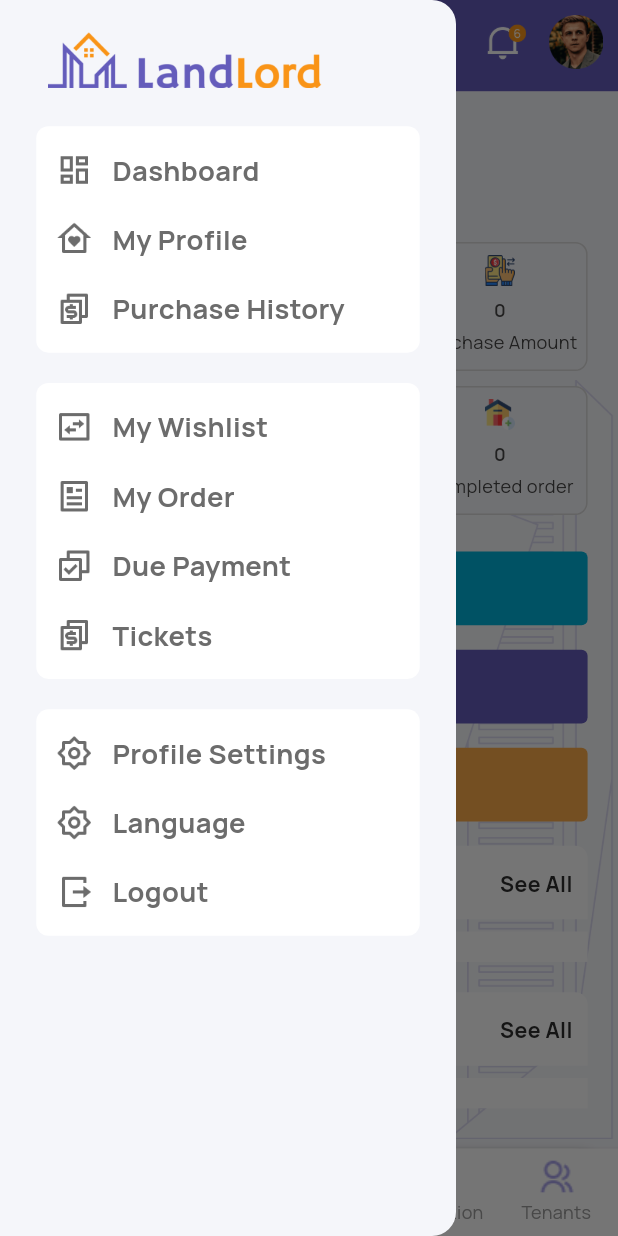
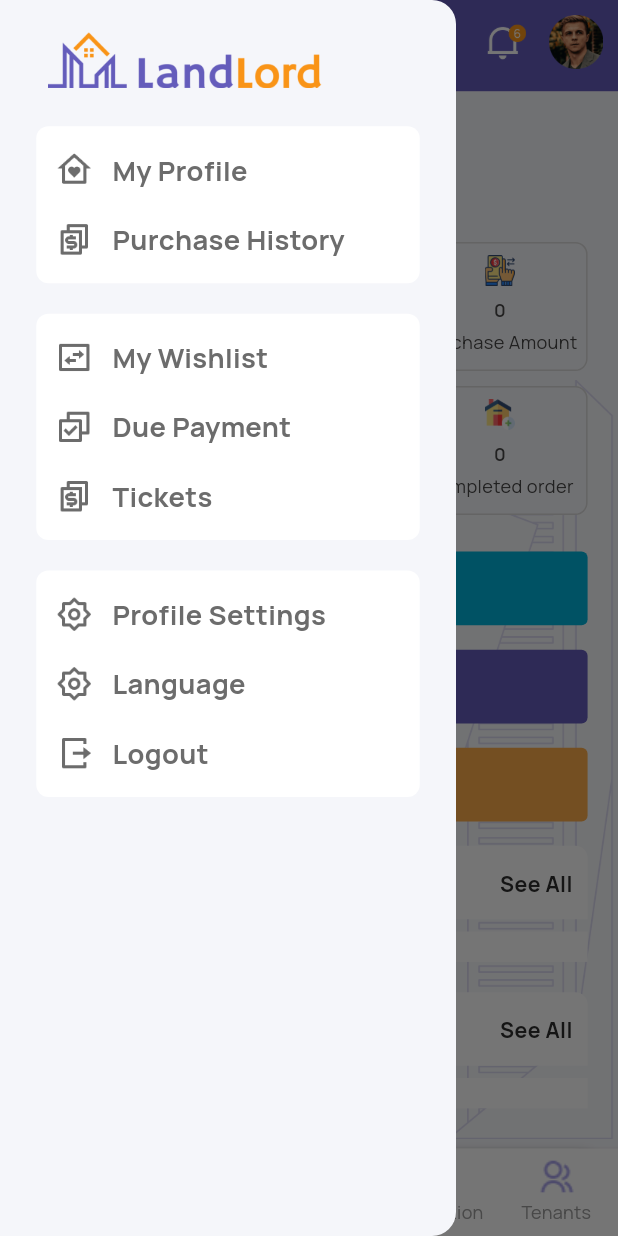
Before and after one commit to rd-seto/kelolarumah, a Flutter app: the CustomBottomNavBar screen opened directly, with the side drawer open, on a phone screen of 412 x 824 dp. Run offline on Flutter 3.47's test engine with Material 3 defaults, Android fonts, the phone set to English and light mode, and no system bars; drawn by our look-alikes of flutter_easyloading; our stand-ins replace cached_network_image, cloud_firestore, device_info_plus, dio, dotted_border, easy_localization and 20 more; missing offline and left inert: tf_dio_cache; accounts and stored records are empty.

Commit message:
code optimize

```diff
--- a/lib/pages/landlord/drawer/drawer_screen/tenant_drawer.dart
+++ b/lib/pages/landlord/drawer/drawer_screen/tenant_drawer.dart
@@ -54,17 +54,6 @@ class TenantAppDrawer extends StatelessWidget {
                         DrawerListContent(
                           onTap: () {
                             NavUtil.navigateScreen(
-                                context, const CustomBottomNavBar());
-                          },
-                          image: 'assets/drawer/dashbord_icon.png',
-                          title: "Dashboard",
-                        ),
-                        SizedBox(
-                          height: 20.h,
-                        ),
-                        DrawerListContent(
-                          onTap: () {
-                            NavUtil.navigateScreen(
                                 context,
                                 const ProfileSettingsScreen(
                                   isBottomNav: false,
@@ -110,17 +99,6 @@ class TenantAppDrawer extends StatelessWidget {
                           },
                           image: 'assets/drawer/transaction_vector.png',
                           title: "My Wishlist",
-                        ),
-                        SizedBox(
-                          height: 20.h,
-                        ),
-                        DrawerListContent(
-                          onTap: () {
-                            NavUtil.navigateScreen(
-                                context, const DocumentListScreen());
-                          },
-                          image: 'assets/drawer/document_vector.png',
-                          title: "My Order",
                         ),
                         SizedBox(
                           height: 20.h,
--- a/lib/pages/tenants/bottom_nav/tenant_bottom_nav.dart
+++ b/lib/pages/tenants/bottom_nav/tenant_bottom_nav.dart
@@ -105,7 +105,7 @@ class _TenantBottomNavBarState extends State<TenantBottomNavBar> {
         body: Center(
           child: _widgetOptions.elementAt(selectedIndex),
         ),
-        bottomNavigationBar: Container(
+       /* bottomNavigationBar: Container(
           decoration: BoxDecoration(
             boxShadow: [
               BoxShadow(
@@ -221,7 +221,7 @@ class _TenantBottomNavBarState extends State<TenantBottomNavBar> {
               _onItemTapped(2);
             });
           },
-        ),
+        ),*/
       ),
     );
   }
```
